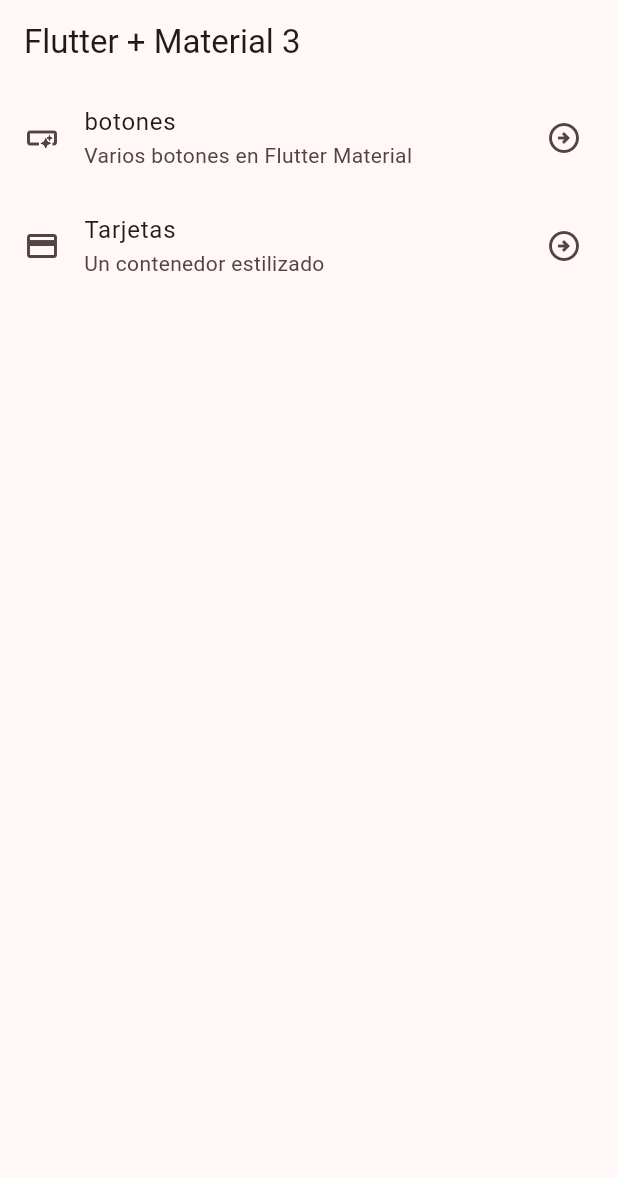
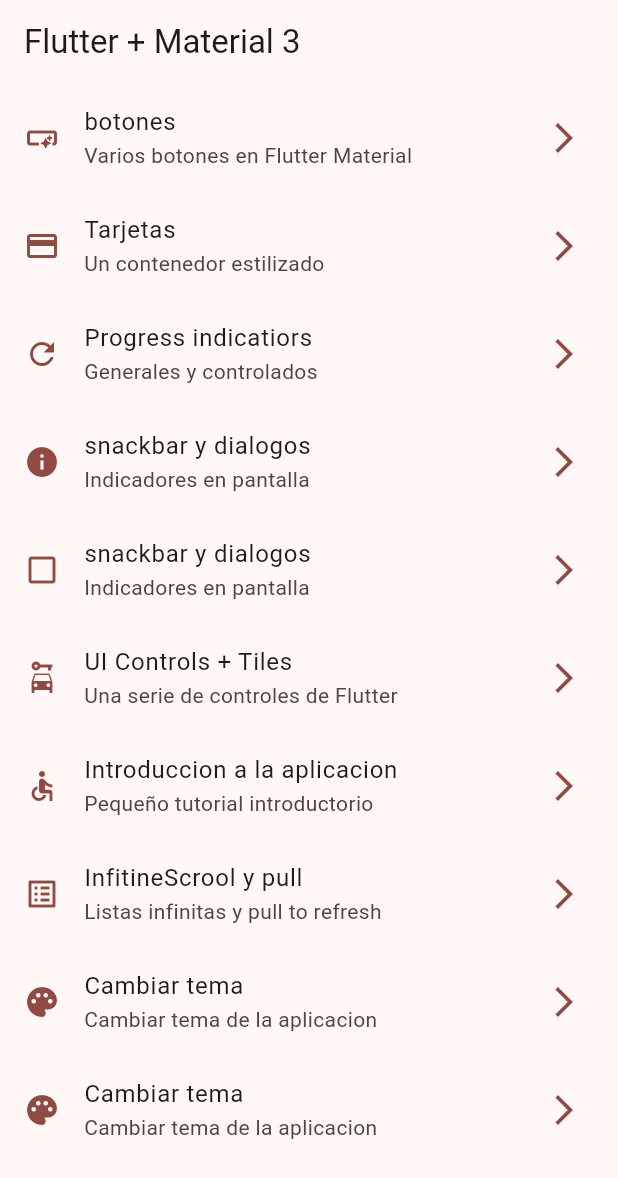
Before and after one commit to DavidArmenta/wiget_2024_armenta, a Flutter app: the screen it shows after launch, on a phone screen of 412 x 824 dp. Shown: the top 1178 px of the screen. Run offline on Flutter 3.47's test engine with Material 3 defaults, Android fonts, the phone set to English and light mode, and no system bars; our stand-ins replace go_router.

Commit message:
se agrego dependencias de go_route y screen de button y cards

```diff
--- a/lib/config/menu/menu_items.dart
+++ b/lib/config/menu/menu_items.dart
@@ -1,16 +1,19 @@
 import 'package:flutter/material.dart';
-
+import 'package:go_router/go_router.dart';
+import 'package:wigets_2024_1_armenta/config/menu/menu_items.dart';
 class MenuItem{
 final String title;
 final String subtitle;
 final String link;
 final IconData icon;
+final String nameScreen;
 
 const MenuItem({
   required this.subtitle,
   required this.icon,
   required this.link,
-  required this.title});
+  required this.title,
+  required this.nameScreen});
 
 }
 const appMenuItems = <MenuItem>[
@@ -18,10 +21,60 @@
       title: 'botones',
       subtitle: 'Varios botones en Flutter Material',
       link: '/buttons',
+      nameScreen:"",
       icon: Icons.smart_button_outlined),
   MenuItem(
       title: 'Tarjetas',
       subtitle: 'Un contenedor estilizado',
       link: '/card',
-      icon: Icons.credit_card)
+      nameScreen:"",
+      icon: Icons.credit_card),
+  MenuItem(
+      title: 'Progress indicatiors',
+      subtitle: 'Generales y controlados',
+      link: '/GeneralController',
+      nameScreen:"",
+      icon: Icons.refresh_outlined),
+  MenuItem(
+      title: 'snackbar y dialogos',
+      subtitle: 'Indicadores en pantalla',
+      link: '/buttons',
+      nameScreen:"",
+      icon: Icons.info),
+  MenuItem(
+      title: 'snackbar y dialogos',
+      subtitle: 'Indicadores en pantalla',
+      link: '/buttons',
+      nameScreen:"",
+      icon: Icons.check_box_outline_blank),
+  MenuItem(
+      title: 'UI Controls + Tiles',
+      subtitle: 'Una serie de controles de Flutter',
+      link: '/buttons',
+      nameScreen:"",
+      icon: Icons.car_rental),
+  MenuItem(
+      title: 'Introduccion a la aplicacion',
+      subtitle: 'Pequeño tutorial introductorio',
+      link: '/tutorial',
+      nameScreen:"",
+      icon: Icons.accessible),
+  MenuItem(
+      title: 'InfitineScrool y pull',
+      subtitle: 'Listas infinitas y pull to refresh',
+      link: '/Listas',
+      nameScreen:"",
+      icon: Icons.list_alt),
+  MenuItem(
+      title: 'Cambiar tema',
+      subtitle: 'Cambiar tema de la aplicacion ',
+      link: '/Cambiodetema',
+      nameScreen:"",
+      icon: Icons.palette),
+      MenuItem(
+      title: 'Cambiar tema',
+      subtitle: 'Cambiar tema de la aplicacion ',
+      link: '/Cambiodetema',
+      nameScreen:"",
+      icon: Icons.palette),
 ];
--- /dev/null
+++ b/lib/config/routers/router.dart
@@ -0,0 +1,27 @@
+import 'package:go_router/go_router.dart';
+import 'package:wigets_2024_1_armenta/presentation/screens/buttons/buttonScreen.dart';
+import 'package:wigets_2024_1_armenta/presentation/screens/cards/CardScreen.dart';
+import 'package:wigets_2024_1_armenta/presentation/screens/home/home.dart';
+
+// GoRouter configuration
+ final appRouter = GoRouter(
+  debugLogDiagnostics: true,
+  initialLocation: '/',
+  routes: [
+    GoRoute(
+      path: '/',
+      name: const HomeScreen().nameScreen,
+      builder: (context, state) => const HomeScreen(),
+    ),
+    GoRoute(
+      path: '/buttons',
+      name: const ButtonScreen().nameScreen,
+      builder: (context, state) => const ButtonScreen(),
+    ),
+    GoRoute(
+      path: '/cards',
+      name: const CardScreen().nameScreen,
+      builder: (context, state) => const CardScreen(),
+    ),
+  ],
+);
--- a/lib/main.dart
+++ b/lib/main.dart
@@ -1,6 +1,8 @@
 import 'package:flutter/material.dart';
 import 'package:wigets_2024_1_armenta/config/theme/app_theme.dart';
+import 'package:wigets_2024_1_armenta/config/routers/router.dart';
 import 'package:wigets_2024_1_armenta/presentation/screens/home/home.dart';
+
 
 
 void main() {
@@ -12,8 +14,10 @@
 
   @override
   Widget build(BuildContext context) {
-    return  MaterialApp(
+    return  MaterialApp.router(
+      debugShowCheckedModeBanner: false,
       theme: Apptheme(selectedColor: 3).getTheme(),
-      home: const HomeScreen());
+      routerConfig: appRouter,
+      );
   }
 }
--- /dev/null
+++ b/lib/presentation/screens/buttons/ButtonScreen.dart
@@ -0,0 +1,17 @@
+import 'package:flutter/material.dart';
+
+class ButtonScreen extends StatelessWidget {
+  final String nameScreen = "ButtonScreen";
+
+  const ButtonScreen({super.key});
+
+  @override
+  Widget build(BuildContext context) {
+    return Scaffold(
+      appBar: AppBar(
+        title: const Text("botones"),
+      ),
+      body: const Placeholder(),
+    );
+  }
+}
--- /dev/null
+++ b/lib/presentation/screens/cards/CardScreen.dart
@@ -0,0 +1,17 @@
+import 'package:flutter/material.dart';
+
+class CardScreen extends StatelessWidget {
+  final String nameScreen = "CardScreen";
+
+  const CardScreen({super.key});
+
+  @override
+  Widget build(BuildContext context) {
+    return Scaffold(
+      appBar: AppBar(
+        title: const Text("tarjetas"),
+      ),
+      body: const Placeholder(),
+    );
+  }
+}
--- a/lib/presentation/screens/home/home.dart
+++ b/lib/presentation/screens/home/home.dart
@@ -2,6 +2,7 @@
 import 'package:wigets_2024_1_armenta/config/menu/menu_items.dart';
 import 'package:wigets_2024_1_armenta/presentation/wigets/CustomListTitle.dart';
 class HomeScreen extends StatelessWidget {
+  final String nameScreen ='HomeScreen';
   const HomeScreen({super.key});
 
   @override
@@ -15,6 +16,7 @@
 }
 
 class _HomeView extends StatelessWidget {
+
   const _HomeView({super.key});
 
   @override
--- a/lib/presentation/wigets/CustomListTitle.dart
+++ b/lib/presentation/wigets/CustomListTitle.dart
@@ -1,4 +1,5 @@
 import 'package:flutter/material.dart';
+import 'package:go_router/go_router.dart';
 import 'package:wigets_2024_1_armenta/config/menu/menu_items.dart';
 
 class CustomListTitle extends StatelessWidget {
@@ -11,15 +12,21 @@
 
   @override
   Widget build(BuildContext context) {
+ final colors = Theme.of(context).colorScheme;
     return ListTile(
       leading: Icon(
         menuItem.icon,
-        ),
-        trailing: const Icon(Icons.arrow_circle_right_outlined),
+        color: colors.primary,
+      ),
+      trailing: Icon(
+        Icons.arrow_forward_ios_outlined,
+        color: colors.primary,
+      ),
       title: Text(menuItem.title),
       subtitle: Text(menuItem.subtitle),
-      onTap: () => {
-        print("Llamado de la liga para ir a ${menuItem.title} en la liga de ${menuItem.link}")
-      },);
+      onTap: () {
+        context.pushNamed(menuItem.nameScreen);
+      },
+    );
   }
 }
--- a/pubspec.yaml
+++ b/pubspec.yaml
@@ -30,7 +30,7 @@
 dependencies:
   flutter:
     sdk: flutter
-
+  go_router: ^13.2.1
 
   # The following adds the Cupertino Icons font to your application.
   # Use with the CupertinoIcons class for iOS style icons.
```
Also changed, not shown: pubspec.lock, 1 other file.
